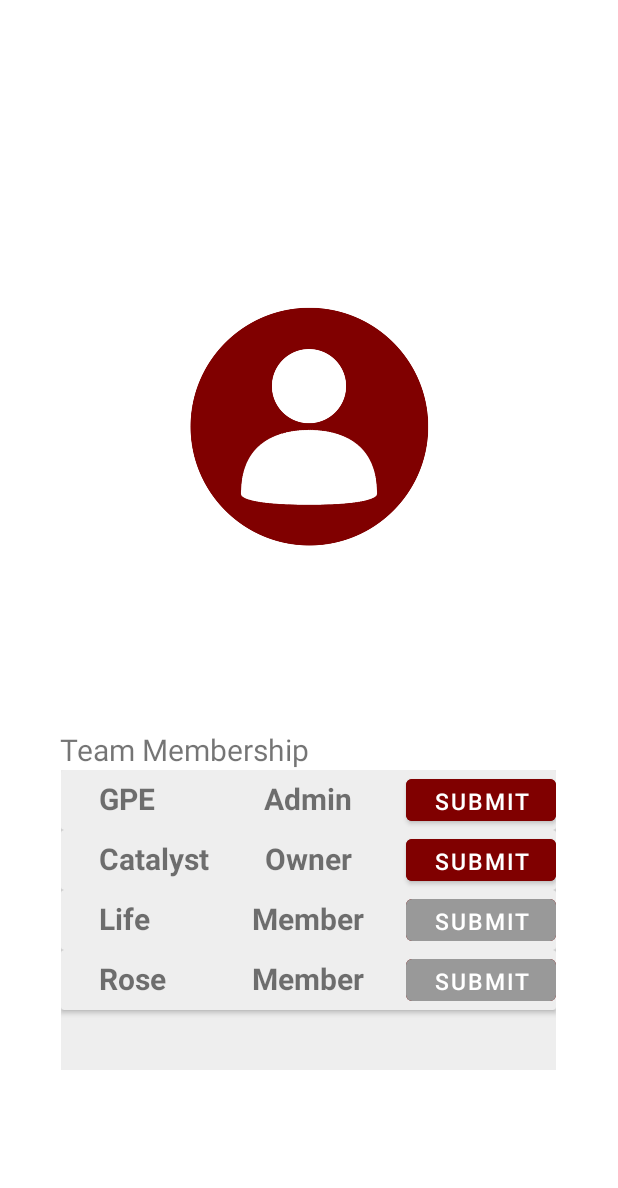
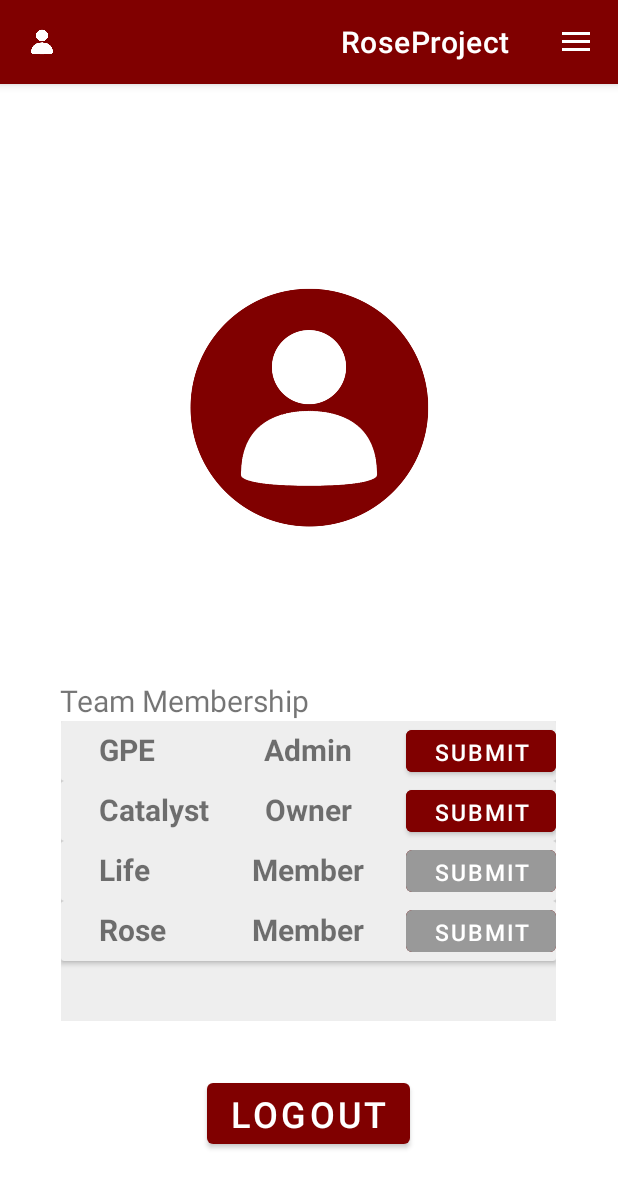
Before and after one commit to galaspp/CSSE483RoseProject, an Android app: the fragment ProfileFragment placed in its activity, on a phone screen of 412 x 824 dp. Shown: the top 1188 px of the screen. Run offline under Robolectric (Android 15) with nearby library versions, the phone set to English and light mode, and no system bars; our stand-ins replace Firebase (no records; nobody signed in at launch, a user with empty details on screens opened directly); libraries missing offline, so code that uses them is left out: com.firebase.ui.

Commit message:
Added functionality for Authentication, a logout button to the profile fragment, and changed the member obejct.

```diff
--- /dev/null
+++ b/RoseProject/app/src/main/java/edu/rosehulman/galaspp/roseproject/AuthenticationListener.kt
@@ -0,0 +1,10 @@
+package edu.rosehulman.galaspp.roseproject
+
+import android.os.Parcelable
+import androidx.fragment.app.Fragment
+import com.google.android.material.floatingactionbutton.FloatingActionButton
+import kotlinx.android.parcel.Parcelize
+
+interface AuthenticationListener {
+    fun signOut()
+}
--- a/RoseProject/app/src/main/java/edu/rosehulman/galaspp/roseproject/Constants.kt
+++ b/RoseProject/app/src/main/java/edu/rosehulman/galaspp/roseproject/Constants.kt
@@ -1,6 +1,7 @@
 package edu.rosehulman.galaspp.roseproject
 
 object Constants {
+    var TAG = "test"
     var TEAMS_COLLECTION = "teams_col"
     var PROJECTS_COLLECTION = "projects_col"
     var TASKS_COLLECTION = "tasks_col"
--- a/RoseProject/app/src/main/java/edu/rosehulman/galaspp/roseproject/MainActivity.kt
+++ b/RoseProject/app/src/main/java/edu/rosehulman/galaspp/roseproject/MainActivity.kt
@@ -1,28 +1,24 @@
 package edu.rosehulman.galaspp.roseproject
 
-import android.opengl.Visibility
 import android.os.Bundle
-import android.renderscript.Script
 import android.util.Log
 import android.view.LayoutInflater
 import android.view.Menu
 import android.view.MenuItem
-import android.view.View
-import android.view.View.GONE
 import android.widget.ArrayAdapter
 import androidx.appcompat.app.ActionBarDrawerToggle
 import androidx.appcompat.app.AlertDialog
 import com.google.android.material.floatingactionbutton.FloatingActionButton
-import com.google.android.material.snackbar.Snackbar
 import androidx.appcompat.app.AppCompatActivity
 import androidx.appcompat.widget.Toolbar
 import androidx.core.view.GravityCompat
 import androidx.core.view.isVisible
 import androidx.fragment.app.Fragment
-import androidx.fragment.app.FragmentManager
-import androidx.fragment.app.FragmentTransaction
 import androidx.recyclerview.widget.LinearLayoutManager
-import edu.rosehulman.galaspp.roseproject.ui.LaunchFragment
+import com.firebase.ui.auth.AuthUI
+import com.google.android.material.appbar.AppBarLayout
+import com.google.firebase.auth.FirebaseAuth
+import edu.rosehulman.galaspp.roseproject.ui.SplashFragment
 import edu.rosehulman.galaspp.roseproject.ui.createeditteam.CreateEditTeamAdapter
 import edu.rosehulman.galaspp.roseproject.ui.WelcomeFragment
 import edu.rosehulman.galaspp.roseproject.ui.createeditteam.NavDrawerAdapter
@@ -33,14 +29,20 @@ import kotlinx.android.synthetic.main.activity_main.*
 import kotlinx.android.synthetic.main.activity_main.view.*
 import kotlinx.android.synthetic.main.add_remove_members_modal.view.*
 import kotlinx.android.synthetic.main.app_bar_main.*
-import kotlinx.android.synthetic.main.create_edit_task_modal.view.*
 import kotlinx.android.synthetic.main.create_team_modal.view.*
 
-class MainActivity : AppCompatActivity(), NavDrawerAdapter.OnNavDrawerListener, FragmentListener {
-
-//    private lateinit var appBarConfiguration: AppBarConfiguration
+class MainActivity : AppCompatActivity(), NavDrawerAdapter.OnNavDrawerListener,
+        FragmentListener , SplashFragment.OnLoginButtonPressedListener,
+        AuthenticationListener
+{
+    // Done: Create instance of FirebaseAuth and an AuthStateListener
+    private val auth = FirebaseAuth.getInstance()
+    lateinit var authStateListener: FirebaseAuth.AuthStateListener
+    // Request code for launching the sign in Intent.
+    private val RC_SIGN_IN = 1
 
     override lateinit var fab: FloatingActionButton
+    private lateinit var appBar : AppBarLayout
 
     override fun onCreate(savedInstanceState: Bundle?) {
         super.onCreate(savedInstanceState)
@@ -49,10 +51,6 @@ class MainActivity : AppCompatActivity(), NavDrawerAdapter.OnNavDrawerListener,
         setSupportActionBar(toolbar)
 
         fab = findViewById(R.id.fab)
-//        fab.setOnClickListener { view ->
-//            Snackbar.make(view, "Replace with your own action", Snackbar.LENGTH_LONG)
-//                    .setAction("Action", null).show()
-//        }
 
         //Navigation Drawer Start
         //https://www.droidcon.com/news-detail?content-id=/repository/collaboration/Groups/spaces/droidcon_hq/Documents/public/news/android-news/Android%20Material%20Component!%20An%20easy%20approach%20to%20Navigation%20Drawer%20(Part%20I)
@@ -61,7 +59,6 @@ class MainActivity : AppCompatActivity(), NavDrawerAdapter.OnNavDrawerListener,
         drawer_layout.addDrawerListener(drawerToggle)
         drawerToggle.syncState()
         supportActionBar?.setDisplayHomeAsUpEnabled(true)
-
 
         val drawerRecyclerView = nav_view.recycler_view_nav_drawer
         val adapter = NavDrawerAdapter(nav_view.context, this)
@@ -72,10 +69,14 @@ class MainActivity : AppCompatActivity(), NavDrawerAdapter.OnNavDrawerListener,
         create_new_team_button.setOnClickListener{
             showCreateOrEditTeamModal(-1, adapter)
         }
-        //Navigation Drawer End
+
+        //Setup
+        appBar = app_bar_view
         app_bar_view.isVisible = false
+        ProfileFragment.listener = this
         fab.hide()
-        openFragment(LaunchFragment(app_bar_view), false, "sign_in")
+
+        initializeListeners()
     }
 
     override fun onCreateOptionsMenu(menu: Menu): Boolean {
@@ -112,6 +113,7 @@ class MainActivity : AppCompatActivity(), NavDrawerAdapter.OnNavDrawerListener,
     }
 
     override fun openFragment(fragment: Fragment, addToBackStack: Boolean, name: String){
+        appBar.isVisible = true
         drawer_layout.closeDrawer(GravityCompat.START)
         val ft = supportFragmentManager.beginTransaction()
         ft.replace(R.id.fragment_container, fragment)
@@ -231,4 +233,70 @@ class MainActivity : AppCompatActivity(), NavDrawerAdapter.OnNavDrawerListener,
         }
         builder.create().show()
     }
+
+    override fun onStart() {
+        super.onStart()
+        auth.addAuthStateListener(authStateListener)
+    }
+
+    override fun onStop() {
+        super.onStop()
+        auth.removeAuthStateListener(authStateListener)
+    }
+
+    private fun initializeListeners() {
+        // TODO: Create an AuthStateListener that passes the UID
+        // to the MovieQuoteFragment if the user is logged in
+        // and goes back to the Splash fragment otherwise.
+        // See https://firebase.google.com/docs/auth/users#the_user_lifecycle
+        authStateListener = FirebaseAuth.AuthStateListener { auth: FirebaseAuth ->
+            val user = auth.currentUser
+            Log.d(Constants.TAG, "In auth listener, User: $user")
+            if (user != null) {
+                Log.d(Constants.TAG, "UID: ${user.uid}")
+                Log.d(Constants.TAG, "Name: ${user.displayName}")
+                Log.d(Constants.TAG, "Email: ${user.email}")
+                Log.d(Constants.TAG, "Phone: ${user.phoneNumber}")
+                Log.d(Constants.TAG, "Photo URL: ${user.photoUrl}")
+                // plus email, photoUrl, phoneNumber
+                //TODO: Store UID somewhere to use for other fragments
+//                switchToMovieQuoteFragment(user.uid)
+                openFragment(WelcomeFragment(), false, "welcome")
+                app_bar_view.isVisible = true
+            } else {
+                openFragment(SplashFragment(), false, "splash")
+                app_bar_view.isVisible = false
+            }
+        }
+
+    }
+
+    override fun onLoginButtonPressed() {
+        launchLoginUI()
+    }
+
+    private fun launchLoginUI() {
+        // DONE: Build a login intent and startActivityForResult(intent, ...)
+        // For details, see https://firebase.google.com/docs/auth/android/firebaseui#sign_in
+        // Choose authentication providers
+        val providers = arrayListOf(
+                AuthUI.IdpConfig.EmailBuilder().build(),
+                AuthUI.IdpConfig.PhoneBuilder().build(),
+                AuthUI.IdpConfig.GoogleBuilder().build()
+        )
+
+        val loginIntent = AuthUI.getInstance()
+                .createSignInIntentBuilder()
+                .setAvailableProviders(providers)
+//                .setLogo(R.drawable.ic_launcher_custom)
+                .build()
+
+        // Create and launch sign-in intent
+        startActivityForResult(loginIntent, RC_SIGN_IN)
+    }
+
+    override fun signOut() {
+        appBar.isVisible = false
+        auth.signOut()
+    }
 }
--- a/RoseProject/app/src/main/java/edu/rosehulman/galaspp/roseproject/ui/LaunchFragment.kt
+++ /dev/null
@@ -1,40 +0,0 @@
-package edu.rosehulman.galaspp.roseproject.ui
-
-import android.content.Context
-import android.os.Bundle
-import android.view.LayoutInflater
-import android.view.View
-import android.view.ViewGroup
-import androidx.core.view.isVisible
-import androidx.fragment.app.Fragment
-import androidx.recyclerview.widget.LinearLayoutManager
-import androidx.recyclerview.widget.RecyclerView
-import com.google.android.material.appbar.AppBarLayout
-import com.google.android.material.floatingactionbutton.FloatingActionButton
-import edu.rosehulman.galaspp.roseproject.FragmentListener
-import edu.rosehulman.galaspp.roseproject.ui.profile.ProfileAdapter
-import edu.rosehulman.galaspp.roseproject.R
-import kotlinx.android.synthetic.main.app_bar_main.*
-import kotlinx.android.synthetic.main.app_bar_main.view.*
-import kotlinx.android.synthetic.main.fragment_sign_in.view.*
-
-class LaunchFragment(var appBarView: AppBarLayout) : Fragment() {
-
-    override fun onCreateView(
-            inflater: LayoutInflater,
-            container: ViewGroup?,
-            savedInstanceState: Bundle?
-    ): View? {
-        val view = inflater.inflate(R.layout.fragment_sign_in, container, false)
-
-        view.sign_in_button.setOnClickListener {
-            if(context is FragmentListener){
-                (context as FragmentListener).openFragment(WelcomeFragment(), false, "welcome")
-                appBarView.isVisible = true
-            }
-//            view.findViewById<AppBarLayout>(app_bar_view.)
-
-        }
-        return view
-    }
-}
--- a/RoseProject/app/src/main/java/edu/rosehulman/galaspp/roseproject/ui/createeditteam/CreateEditTeamHolder.kt
+++ b/RoseProject/app/src/main/java/edu/rosehulman/galaspp/roseproject/ui/createeditteam/CreateEditTeamHolder.kt
@@ -18,7 +18,7 @@ class CreateEditTeamHolder: RecyclerView.ViewHolder {
 
     fun bind(textofitem: MemberObject) {
         textView.text = textofitem.userName
-        permissionsView.text = textofitem.permissions
+//        permissionsView.text = textofitem.permissions
         view.setBackgroundColor(view.resources.getColor(R.color.backgroundcolor))
     }
 }
--- a/RoseProject/app/src/main/java/edu/rosehulman/galaspp/roseproject/ui/createeditteam/NavDrawerHolder.kt
+++ b/RoseProject/app/src/main/java/edu/rosehulman/galaspp/roseproject/ui/createeditteam/NavDrawerHolder.kt
@@ -51,12 +51,12 @@ class NavDrawerHolder(var context: Context, itemView: View, var adapter: NavDraw
         }
     }
 
-    @RequiresApi(Build.VERSION_CODES.Q)
+//    @RequiresApi(Build.VERSION_CODES.Q)
     fun bind(team: TeamObject){
         expListView = view.findViewById(R.id.expandable_list_view) as ExpandableListView
         // preparing list data
         listDataHeader = ArrayList()
-        (listDataHeader as ArrayList<String>).add("       " + team.teamName)
+        (listDataHeader as ArrayList<String>).add("       " + team.teamName)//TODO: fix spacing
 
         listDataChild = HashMap()
         val projectNames: MutableList<String> = ArrayList()
--- a/RoseProject/app/src/main/res/layout/fragment_profile.xml
+++ b/RoseProject/app/src/main/res/layout/fragment_profile.xml
@@ -14,14 +14,15 @@
         android:src="@drawable/default_profile_img"
         android:layout_centerHorizontal="true"
         android:layout_above="@id/name_text_view"
-        />
+        tools:ignore="ContentDescription" />
 
     <TextView
         android:id="@+id/name_text_view"
         android:layout_width="wrap_content"
         android:layout_height="wrap_content"
         android:textSize="40sp"
-        android:layout_centerInParent="true"
+        android:layout_above="@id/username_text_view"
+        android:layout_centerHorizontal="true"
         android:textStyle="bold"/>
 
     <TextView
@@ -29,16 +30,14 @@
         android:layout_width="wrap_content"
         android:layout_height="wrap_content"
         android:textSize="20sp"
-        android:layout_below="@id/name_text_view"
-        android:layout_centerHorizontal="true"/>
+        android:layout_centerInParent="true"/>
 
     <TextView
         android:id="@+id/membership_text_view"
         android:layout_width="wrap_content"
         android:layout_height="wrap_content"
-        android:text="Team Membership"
+        android:text="@string/team_membership"
         android:textSize="20sp"
-        android:layout_marginTop="20dp"
         android:layout_marginStart="40dp"
         android:layout_below="@id/username_text_view"
         />
@@ -52,12 +51,14 @@
         android:layout_below="@id/membership_text_view"
         android:background="#eee"/>
 
+    <Button
+        android:id="@+id/logout_button"
+        android:layout_width="wrap_content"
+        android:layout_height="wrap_content"
+        android:text="@string/logout"
+        android:textSize="24sp"
+        android:layout_below="@id/profile_recycler_view"
+        android:layout_marginTop="35dp"
+        android:layout_centerHorizontal="true"/>
 
 </RelativeLayout>
-<!--<include-->
-<!--layout="@layout/profile_recycler_view"-->
-<!--android:layout_width="330dp"-->
-<!--android:layout_height="200dp"-->
-<!--android:layout_centerHorizontal="true"-->
-<!--android:layout_below="@id/membership_text_view"-->
-<!--    />-->
--- a/RoseProject/app/src/main/res/values/strings.xml
+++ b/RoseProject/app/src/main/res/values/strings.xml
@@ -41,11 +41,14 @@
     <string name="remove">Remove</string>
     <string name="add">Add</string>
     <string name="menu_welcome">welcome</string>
+    <string name="logout_confirmation">Are you sure you want to log out?</string>
 
     <string name="open">open</string>
     <string name="close">close</string>
     <string name="create_new_team">Create New Team</string>
     <string name="project_title">Project Title</string>
+    <string name="logout">Logout</string>
+    <string name="team_membership">Team Membership</string>
 
     <string-array name="task_status_array">
         <item>Not Started</item>
```
Also changed, not shown: RoseProject/app/src/main/java/edu/rosehulman/galaspp/roseproject/ui/SplashFragment.kt (added, +46 -0 lines), RoseProject/app/src/main/java/edu/rosehulman/galaspp/roseproject/ui/createeditteam/MemberObject.kt (+19 -1 lines), RoseProject/app/src/main/java/edu/rosehulman/galaspp/roseproject/ui/profile/ProfileFragment.kt (+26 -10 lines), RoseProject/app/src/main/res/layout/fragment_splash.xml (added, +24 -0 lines).
